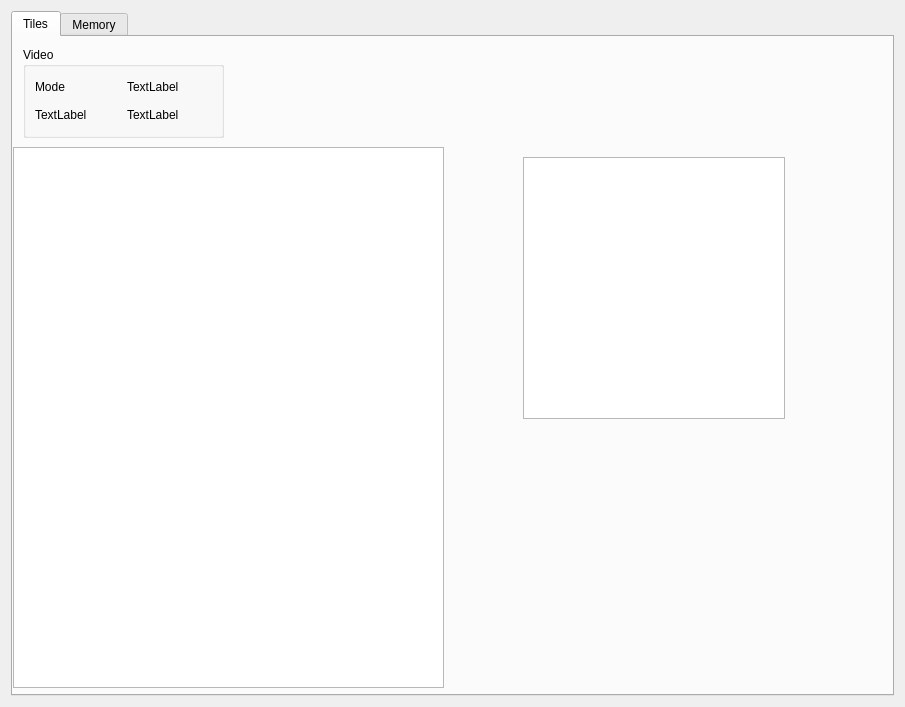
Old version of the form src/ui/InfoWindow.ui in the repository zlisinski/zlsnes.
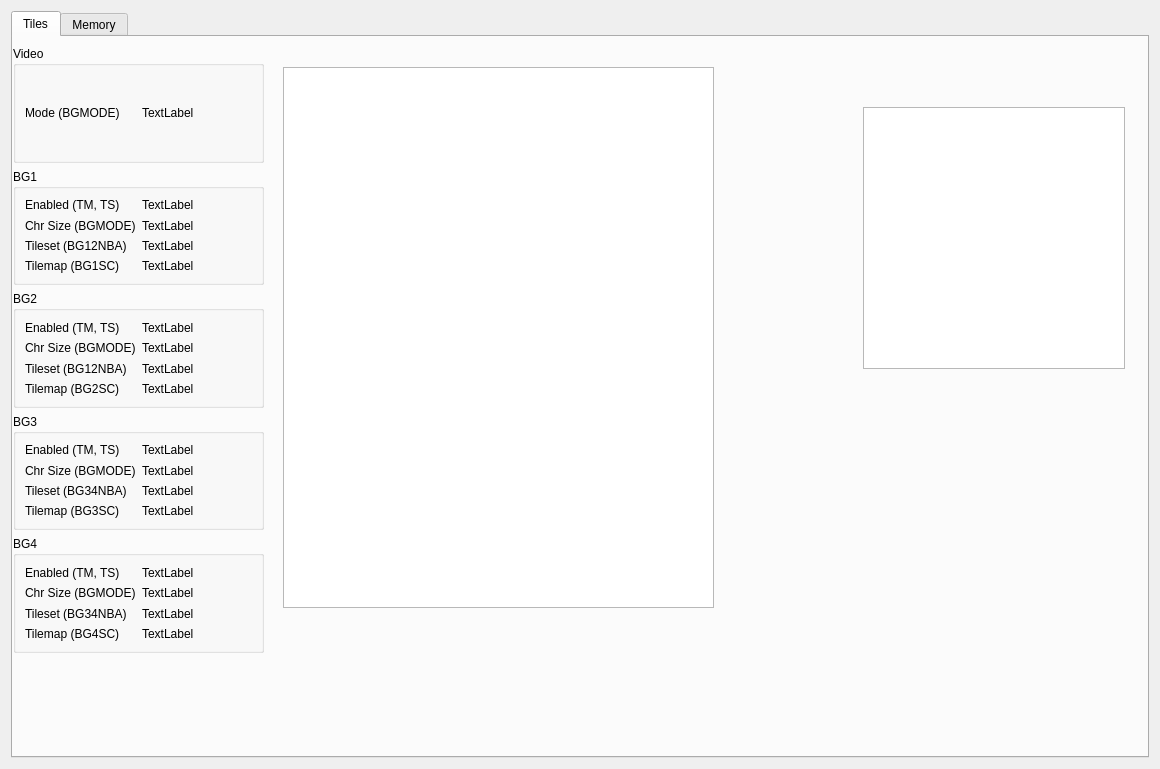
New version of the form.

Commit message: Added info about BG layers to InfoWindow

```diff
--- a/src/ui/InfoWindow.ui
+++ b/src/ui/InfoWindow.ui
@@ -6,8 +6,8 @@
    <rect>
     <x>0</x>
     <y>0</y>
-    <width>905</width>
-    <height>707</height>
+    <width>1160</width>
+    <height>769</height>
    </rect>
   </property>
   <property name="windowTitle">
@@ -26,66 +26,318 @@
       <widget class="QGraphicsView" name="gvTiles">
        <property name="geometry">
         <rect>
-         <x>0</x>
-         <y>110</y>
+         <x>270</x>
+         <y>30</y>
          <width>431</width>
          <height>541</height>
         </rect>
        </property>
       </widget>
-      <widget class="QGroupBox" name="groupBox_2">
-       <property name="geometry">
-        <rect>
-         <x>10</x>
-         <y>10</y>
-         <width>201</width>
-         <height>91</height>
-        </rect>
-       </property>
-       <property name="title">
-        <string>Video</string>
-       </property>
-       <layout class="QGridLayout" name="gridLayout_3">
-        <item row="1" column="0">
-         <widget class="QLabel" name="label_21">
-          <property name="text">
-           <string>TextLabel</string>
-          </property>
-         </widget>
-        </item>
-        <item row="0" column="0">
-         <widget class="QLabel" name="label_18">
-          <property name="text">
-           <string>Mode</string>
-          </property>
-         </widget>
-        </item>
-        <item row="0" column="1">
-         <widget class="QLabel" name="labelVideoMode">
-          <property name="text">
-           <string>TextLabel</string>
-          </property>
-         </widget>
-        </item>
-        <item row="1" column="1">
-         <widget class="QLabel" name="label_22">
-          <property name="text">
-           <string>TextLabel</string>
-          </property>
-         </widget>
-        </item>
-       </layout>
-      </widget>
       <widget class="QGraphicsView" name="gvPalette">
        <property name="geometry">
         <rect>
-         <x>510</x>
-         <y>120</y>
+         <x>850</x>
+         <y>70</y>
          <width>262</width>
          <height>262</height>
         </rect>
        </property>
       </widget>
+      <widget class="QWidget" name="verticalLayoutWidget">
+       <property name="geometry">
+        <rect>
+         <x>0</x>
+         <y>9</y>
+         <width>251</width>
+         <height>607</height>
+        </rect>
+       </property>
+       <layout class="QVBoxLayout" name="verticalLayout">
+        <item>
+         <widget class="QGroupBox" name="groupBox_2">
+          <property name="title">
+           <string>Video</string>
+          </property>
+          <layout class="QGridLayout" name="gridLayout_3">
+           <item row="0" column="1">
+            <widget class="QLabel" name="labelVideoMode">
+             <property name="text">
+              <string>TextLabel</string>
+             </property>
+            </widget>
+           </item>
+           <item row="0" column="0">
+            <widget class="QLabel" name="label_18">
+             <property name="text">
+              <string>Mode (BGMODE)</string>
+             </property>
+            </widget>
+           </item>
+          </layout>
+         </widget>
+        </item>
+        <item>
+         <widget class="QGroupBox" name="groupBox_3">
+          <property name="title">
+           <string>BG1</string>
+          </property>
+          <layout class="QGridLayout" name="gridLayout_4">
+           <item row="2" column="0">
+            <widget class="QLabel" name="label_21">
+             <property name="text">
+              <string>Tileset (BG12NBA)</string>
+             </property>
+            </widget>
+           </item>
+           <item row="1" column="0">
+            <widget class="QLabel" name="label_28">
+             <property name="text">
+              <string>Chr Size (BGMODE)</string>
+             </property>
+            </widget>
+           </item>
+           <item row="3" column="1">
+            <widget class="QLabel" name="labelBG1Tilemap">
+             <property name="text">
+              <string>TextLabel</string>
+             </property>
+            </widget>
+           </item>
+           <item row="2" column="1">
+            <widget class="QLabel" name="labelBG1Tileset">
+             <property name="text">
+              <string>TextLabel</string>
+             </property>
+            </widget>
+           </item>
+           <item row="3" column="0">
+            <widget class="QLabel" name="label_22">
+             <property name="text">
+              <string>Tilemap (BG1SC)</string>
+             </property>
+            </widget>
+           </item>
+           <item row="1" column="1">
+            <widget class="QLabel" name="labelBG1ChrSize">
+             <property name="text">
+              <string>TextLabel</string>
+             </property>
+            </widget>
+           </item>
+           <item row="0" column="0">
+            <widget class="QLabel" name="label_32">
+             <property name="text">
+              <string>Enabled (TM, TS)</string>
+             </property>
+            </widget>
+           </item>
+           <item row="0" column="1">
+            <widget class="QLabel" name="labelBG1Enabled">
+             <property name="text">
+              <string>TextLabel</string>
+             </property>
+            </widget>
+           </item>
+          </layout>
+         </widget>
+        </item>
+        <item>
+         <widget class="QGroupBox" name="groupBox_4">
+          <property name="title">
+           <string>BG2</string>
+          </property>
+          <layout class="QGridLayout" name="gridLayout_5">
+           <item row="2" column="1">
+            <widget class="QLabel" name="labelBG2Tileset">
+             <property name="text">
+              <string>TextLabel</string>
+             </property>
+            </widget>
+           </item>
+           <item row="1" column="0">
+            <widget class="QLabel" name="label_31">
+             <property name="text">
+              <string>Chr Size (BGMODE)</string>
+             </property>
+            </widget>
+           </item>
+           <item row="3" column="1">
+            <widget class="QLabel" name="labelBG2Tilemap">
+             <property name="text">
+              <string>TextLabel</string>
+             </property>
+            </widget>
+           </item>
+           <item row="3" column="0">
+            <widget class="QLabel" name="label_24">
+             <property name="text">
+              <string>Tilemap (BG2SC)</string>
+             </property>
+            </widget>
+           </item>
+           <item row="1" column="1">
+            <widget class="QLabel" name="labelBG2ChrSize">
+             <property name="text">
+              <string>TextLabel</string>
+             </property>
+            </widget>
+           </item>
+           <item row="2" column="0">
+            <widget class="QLabel" name="label_19">
+             <property name="text">
+              <string>Tileset (BG12NBA)</string>
+             </property>
+            </widget>
+           </item>
+           <item row="0" column="0">
+            <widget class="QLabel" name="label_34">
+             <property name="text">
+              <string>Enabled (TM, TS)</string>
+             </property>
+            </widget>
+           </item>
+           <item row="0" column="1">
+            <widget class="QLabel" name="labelBG2Enabled">
+             <property name="text">
+              <string>TextLabel</string>
+             </property>
+            </widget>
+           </item>
+          </layout>
+         </widget>
+        </item>
+        <item>
+         <widget class="QGroupBox" name="groupBox_5">
+          <property name="title">
+           <string>BG3</string>
+          </property>
+          <layout class="QGridLayout" name="gridLayout_6">
+           <item row="3" column="0">
+            <widget class="QLabel" name="label_26">
+             <property name="text">
+              <string>Tilemap (BG3SC)</string>
+             </property>
+            </widget>
+           </item>
+           <item row="2" column="0">
+            <widget class="QLabel" name="label_23">
+             <property name="text">
+              <string>Tileset (BG34NBA)</string>
+             </property>
+            </widget>
+           </item>
+           <item row="2" column="1">
+            <widget class="QLabel" name="labelBG3Tileset">
+             <property name="text">
+              <string>TextLabel</string>
+             </property>
+            </widget>
+           </item>
+           <item row="3" column="1">
+            <widget class="QLabel" name="labelBG3Tilemap">
+             <property name="text">
+              <string>TextLabel</string>
+             </property>
+            </widget>
+           </item>
+           <item row="1" column="0">
+            <widget class="QLabel" name="label_30">
+             <property name="text">
+              <string>Chr Size (BGMODE)</string>
+             </property>
+            </widget>
+           </item>
+           <item row="1" column="1">
+            <widget class="QLabel" name="labelBG3ChrSize">
+             <property name="text">
+              <string>TextLabel</string>
+             </property>
+            </widget>
+           </item>
+           <item row="0" column="0">
+            <widget class="QLabel" name="label_36">
+             <property name="text">
+              <string>Enabled (TM, TS)</string>
+             </property>
+            </widget>
+           </item>
+           <item row="0" column="1">
+            <widget class="QLabel" name="labelBG3Enabled">
+             <property name="text">
+              <string>TextLabel</string>
+             </property>
+            </widget>
+           </item>
+          </layout>
+         </widget>
+        </item>
+        <item>
+         <widget class="QGroupBox" name="groupBox_6">
+          <property name="title">
+           <string>BG4</string>
+          </property>
+          <layout class="QGridLayout" name="gridLayout_7">
+           <item row="1" column="0">
+            <widget class="QLabel" name="label_29">
+             <property name="text">
+              <string>Chr Size (BGMODE)</string>
+             </property>
+            </widget>
+           </item>
+           <item row="2" column="0">
+            <widget class="QLabel" name="label_25">
+             <property name="text">
+              <string>Tileset (BG34NBA)</string>
+             </property>
+            </widget>
+           </item>
+           <item row="3" column="0">
+            <widget class="QLabel" name="label_27">
+             <property name="text">
+              <string>Tilemap (BG4SC)</string>
+             </property>
+            </widget>
+           </item>
+           <item row="3" column="1">
+            <widget class="QLabel" name="labelBG4Tilemap">
+             <property name="text">
+              <string>TextLabel</string>
+             </property>
+            </widget>
+           </item>
+           <item row="2" column="1">
+            <widget class="QLabel" name="labelBG4Tileset">
+             <property name="text">
+              <string>TextLabel</string>
+             </property>
+            </widget>
+           </item>
+           <item row="1" column="1">
+            <widget class="QLabel" name="labelBG4ChrSize">
+             <property name="text">
+              <string>TextLabel</string>
+             </property>
+            </widget>
+           </item>
+           <item row="0" column="0">
+            <widget class="QLabel" name="label_38">
+             <property name="text">
+              <string>Enabled (TM, TS)</string>
+             </property>
+            </widget>
+           </item>
+           <item row="0" column="1">
+            <widget class="QLabel" name="labelBG4Enabled">
+             <property name="text">
+              <string>TextLabel</string>
+             </property>
+            </widget>
+           </item>
+          </layout>
+         </widget>
+        </item>
+       </layout>
+      </widget>
      </widget>
      <widget class="QWidget" name="tabMemory">
       <attribute name="title">
```
The commit also changes 4 other files.
